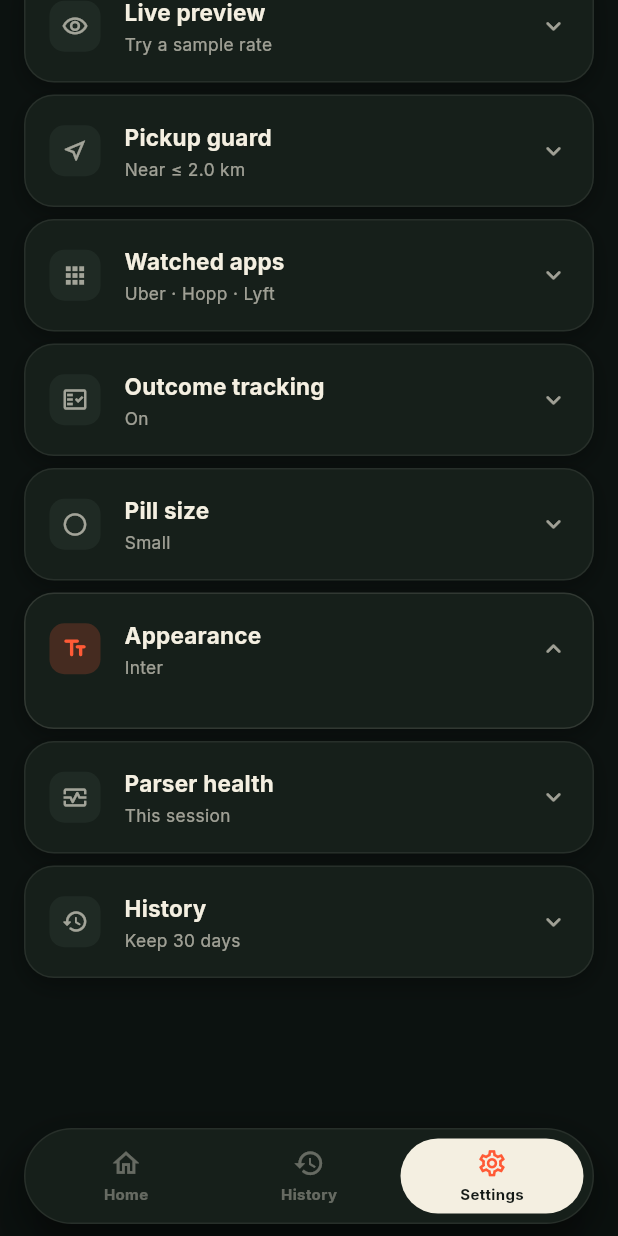
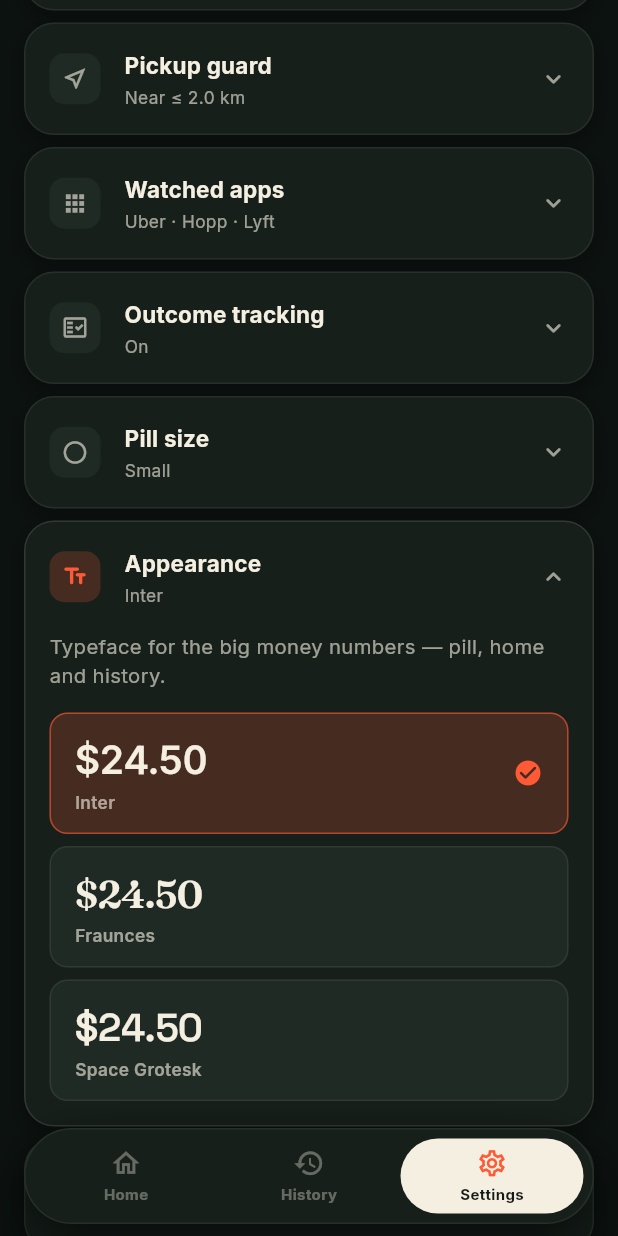
Before and after one commit to cuproud/foxyco, a Flutter app: the RootShell screen opened by its route, item 3 of the bottom bar chosen, scrolled down 389 dp, after a tap on "Appearance", on a phone screen of 412 x 824 dp. Run offline on Flutter 3.47's test engine with Material 3 defaults, Android fonts, the phone set to English and light mode, and no system bars; our stand-ins replace flutter_riverpod, go_router, share_plus, shared_preferences; accounts and stored records are empty.

Commit message:
feat: group live $24.50 money-font picker

```diff
--- a/lib/ui/settings/settings_screen.dart
+++ b/lib/ui/settings/settings_screen.dart
@@ -9,6 +9,7 @@ import 'package:share_plus/share_plus.dart';
 import '../../domain/decision_engine.dart';
 import '../../domain/fox_settings.dart';
 import '../../domain/garage.dart';
+import '../../domain/money_font.dart';
 import '../../domain/overlay_payload.dart' show OverlayPayload, PillSize;
 import '../../domain/platform.dart';
 import '../../domain/rate_mode.dart';
@@ -413,8 +414,28 @@ class _SettingsScreenState extends ConsumerState<SettingsScreen> {
             summary: settings.moneyFont.label,
             open: _open == 8,
             onTap: () => _toggle(8),
-            // ponytail: Task 5 fills this body.
-            child: const SizedBox.shrink(),
+            child: Column(
+              crossAxisAlignment: CrossAxisAlignment.stretch,
+              children: [
+                Text(
+                  'Typeface for the big money numbers — pill, home and '
+                  'history.',
+                  style: text.bodyMedium?.copyWith(
+                    color: FoxColors.textSecondary,
+                  ),
+                ),
+                const SizedBox(height: Gap.md),
+                for (final f in MoneyFont.values) ...[
+                  _FontChoiceCard(
+                    font: f,
+                    selected: settings.moneyFont == f,
+                    onTap: () => controller.setMoneyFont(f),
+                  ),
+                  if (f != MoneyFont.values.last)
+                    const SizedBox(height: Gap.sm),
+                ],
+              ],
+            ),
           ),
         ),
         const SizedBox(height: Gap.sm),
@@ -822,6 +843,82 @@ class _HealthRow extends StatelessWidget {
 /// One accordion group card: tappable header (icon chip + title + live
 /// summary + chevron) over an AnimatedSize body. Single-open behavior lives
 /// in the parent (`_open` index) so the page never grows unbounded.
+/// A live "$24.50" sample in each MoneyFont, tappable to select it app-wide.
+class _FontChoiceCard extends StatelessWidget {
+  const _FontChoiceCard({
+    required this.font,
+    required this.selected,
+    required this.onTap,
+  });
+
+  final MoneyFont font;
+  final bool selected;
+  final VoidCallback onTap;
+
+  @override
+  Widget build(BuildContext context) {
+    return GestureDetector(
+      onTap: () {
+        HapticFeedback.selectionClick();
+        onTap();
+      },
+      child: AnimatedContainer(
+        duration: Motion.base,
+        padding: const EdgeInsets.symmetric(
+          horizontal: Gap.md,
+          vertical: Gap.sm + Gap.xs,
+        ),
+        decoration: BoxDecoration(
+          color: selected ? FoxColors.brandFoxSoft : FoxColors.bgSurface2,
+          borderRadius: BorderRadius.circular(Radii.field),
+          border: Border.all(
+            color: selected
+                ? FoxColors.brandFox.withValues(alpha: 0.6)
+                : FoxColors.borderSoft,
+          ),
+        ),
+        child: Row(
+          children: [
+            Expanded(
+              child: Column(
+                crossAxisAlignment: CrossAxisAlignment.start,
+                children: [
+                  Text(
+                    r'$24.50',
+                    style: TextStyle(
+                      fontFamily: font.family,
+                      fontSize: 26,
+                      fontWeight: FontWeight.w600,
+                      letterSpacing: -0.5,
+                      color: FoxColors.cream,
+                      fontFeatures: const [FontFeature.tabularFigures()],
+                    ),
+                  ),
+                  const SizedBox(height: 2),
+                  Text(
+                    font.label,
+                    style: const TextStyle(
+                      fontSize: 11.5,
+                      fontWeight: FontWeight.w600,
+                      color: FoxColors.textSecondary,
+                    ),
+                  ),
+                ],
+              ),
+            ),
+            if (selected)
+              const Icon(
+                Icons.check_circle_rounded,
+                color: FoxColors.brandFox,
+                size: 20,
+              ),
+          ],
+        ),
+      ),
+    );
+  }
+}
+
 class _SettingsGroup extends StatelessWidget {
   const _SettingsGroup({
     required this.title,
```
Also changed, not shown: 1 other file.
